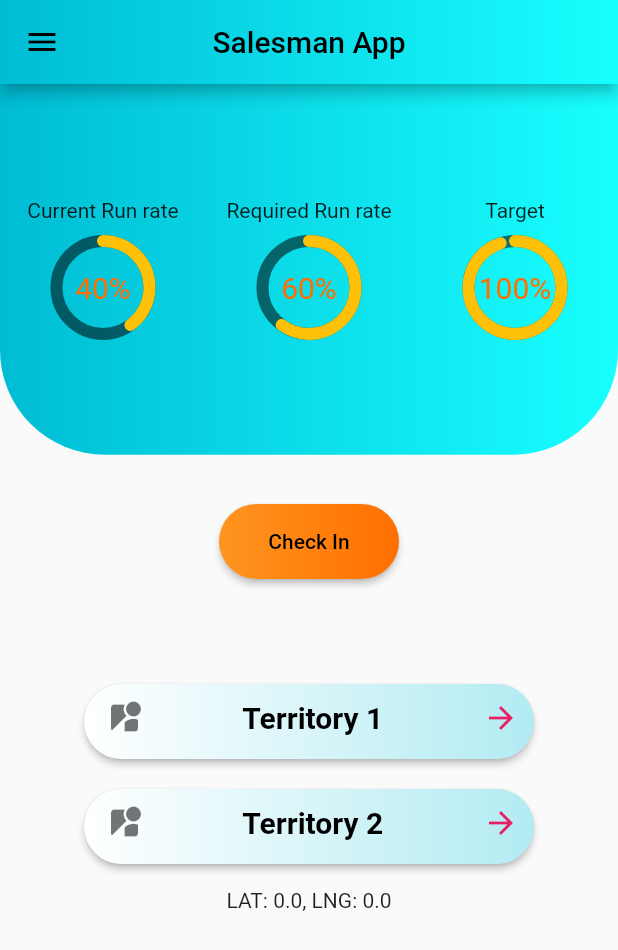
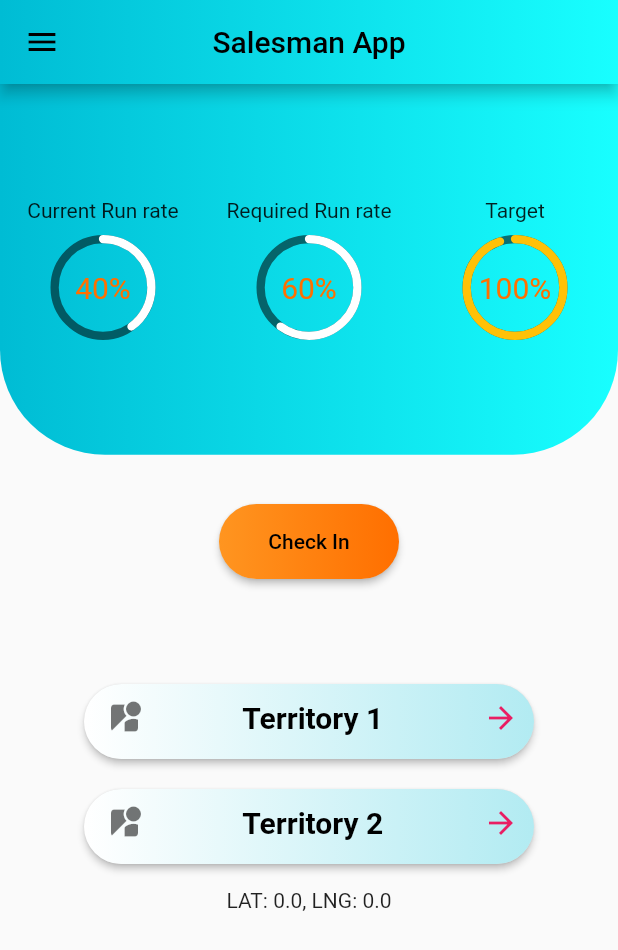
Before and after one commit to Srijenanithish/flutter_salesman, a Flutter app: the HomePage screen opened by its route, on a phone screen of 412 x 824 dp. Shown: the top 950 px of the screen. Run offline on Flutter 3.47's test engine with Material 2 defaults, Android fonts, the phone set to English and light mode, and no system bars; drawn by our look-alikes of percent_indicator; our stand-ins replace flashy_tab_bar, form_field_validator, geocoding, geolocator, shared_preferences, splashscreen; missing offline and left inert: swipebuttonflutter; accounts and stored records are empty.

Commit message:
Runrate color changed

```diff
--- a/lib/Sub_pages/runrate.dart
+++ b/lib/Sub_pages/runrate.dart
@@ -28,10 +28,10 @@ class runrate extends StatelessWidget {
                 Container(
                   child: CircularPercentIndicator(
                       radius: 70,
-                      lineWidth: 8,
+                      lineWidth: 5.5,
                       backgroundColor: Colors.black54,
                       percent: 0.4,
-                      progressColor: Colors.amber,
+                      progressColor: Colors.white,
                       circularStrokeCap: CircularStrokeCap.round,
                       animation: true,
                       center: Text(
@@ -59,10 +59,10 @@ class runrate extends StatelessWidget {
                 Container(
                   child: CircularPercentIndicator(
                       radius: 70,
-                      lineWidth: 8,
+                      lineWidth: 5.5,
                       backgroundColor: Colors.black54,
                       percent: 0.6,
-                      progressColor: Colors.amber,
+                      progressColor: Colors.white,
                       circularStrokeCap: CircularStrokeCap.round,
                       animation: true,
                       center: Text(
@@ -90,7 +90,7 @@ class runrate extends StatelessWidget {
                 Container(
                   child: CircularPercentIndicator(
                       radius: 70,
-                      lineWidth: 8,
+                      lineWidth: 5.5,
                       backgroundColor: Colors.black54,
                       percent: 0.95,
                       progressColor: Colors.amber,
```
